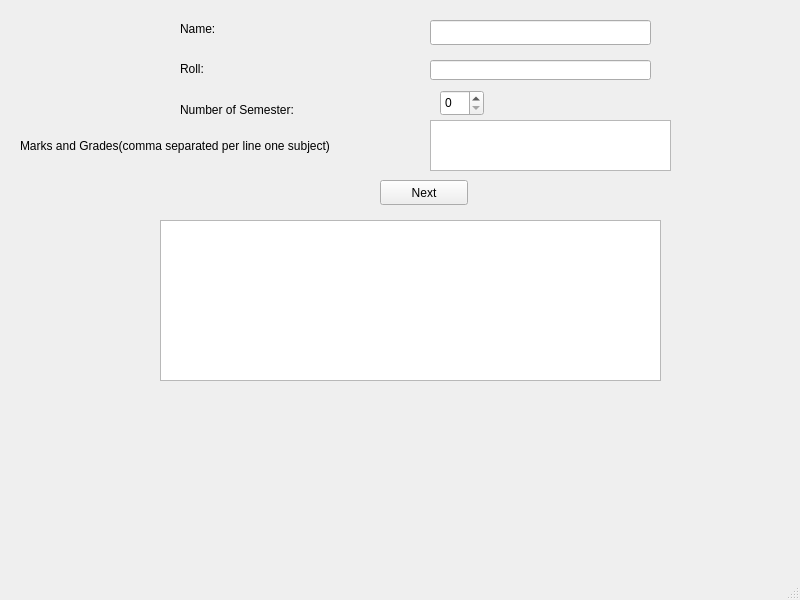
First picture: the form in project/CGPAcalculator/mainwindow.ui, repository Armanislam527/cpp, before the edit.
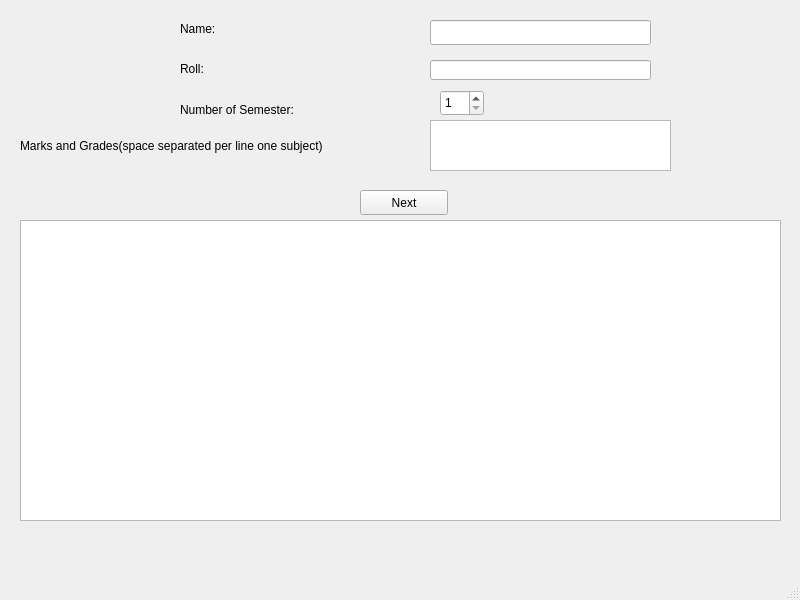
Second picture: the form after the edit.

```diff
--- a/project/CGPAcalculator/mainwindow.ui
+++ b/project/CGPAcalculator/mainwindow.ui
@@ -76,8 +76,8 @@
    <widget class="QPushButton" name="pushButtonCalculate">
     <property name="geometry">
      <rect>
-      <x>380</x>
-      <y>180</y>
+      <x>360</x>
+      <y>190</y>
       <width>88</width>
       <height>25</height>
      </rect>
@@ -89,10 +89,10 @@
    <widget class="QTextEdit" name="labelResult">
     <property name="geometry">
      <rect>
-      <x>160</x>
+      <x>20</x>
       <y>220</y>
-      <width>501</width>
-      <height>161</height>
+      <width>761</width>
+      <height>301</height>
      </rect>
     </property>
    </widget>
@@ -106,7 +106,7 @@
      </rect>
     </property>
     <property name="text">
-     <string>Marks and Grades(comma separated per line one subject)</string>
+     <string>Marks and Grades(space separated per line one subject)</string>
     </property>
    </widget>
    <widget class="QSpinBox" name="spinBoxSemesters">
@@ -118,6 +118,12 @@
       <height>26</height>
      </rect>
     </property>
+    <property name="minimum">
+     <number>1</number>
+    </property>
+    <property name="maximum">
+     <number>8</number>
+    </property>
    </widget>
    <widget class="QTextEdit" name="textEditGrades">
     <property name="geometry">
```
Left out of the diff: 2 changed lines with no effect on the pictures.
